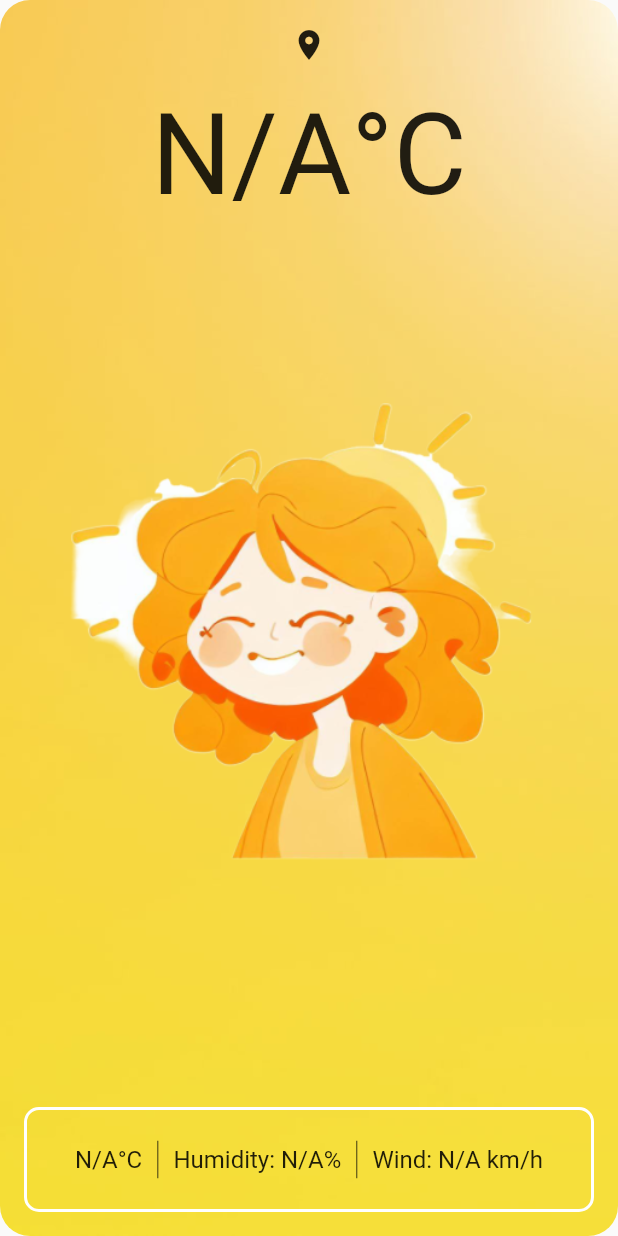
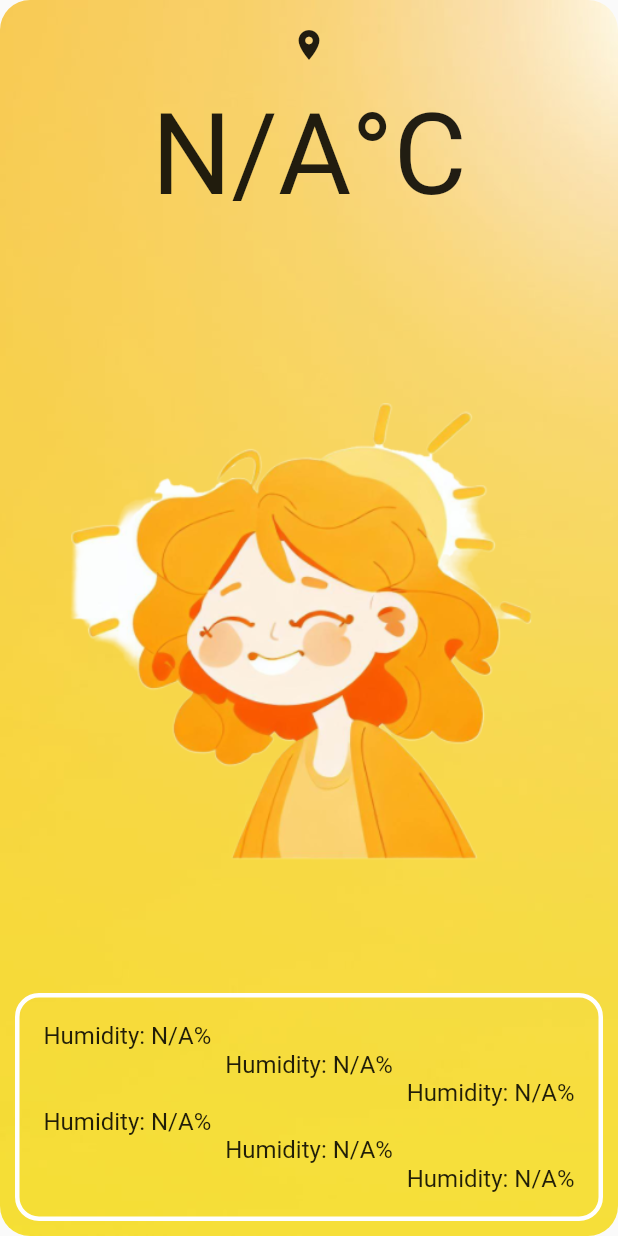
Before and after one commit to thanhphamtrung/weather_app, a Flutter app: the screen it shows after launch, on a phone screen of 412 x 824 dp. Run offline on Flutter 3.47's test engine with Material 2 defaults, Android fonts, the phone set to English and light mode, and no system bars; our stand-ins replace get_it; network calls fail.

Commit message:
Update weather_card.dart

```diff
--- a/lib/src/widgets/weather_card.dart
+++ b/lib/src/widgets/weather_card.dart
@@ -46,48 +46,71 @@ class WeatherCard extends StatelessWidget {
               ],
             ),
             Container(
-                padding: const EdgeInsets.symmetric(horizontal: 32),
-                height: 70,
+              padding: const EdgeInsets.all(16),
               decoration: BoxDecoration(
-                  border: Border.all(
-                    color: Colors.white,
-                    width: 2,
-                  ),
+                border:
+                    Border.all(color: Colors.white, width: 3, strokeAlign: 3),
                 borderRadius: BorderRadius.circular(10),
               ),
-                child: Row(
-                  mainAxisAlignment: MainAxisAlignment.spaceBetween,
+              child: Column(
                 children: [
-                    Text(
-                      '${weather?.temperature?.toStringAsFixed(0) ?? 'N/A'}°C',
-                      style: const TextStyle(
-                        fontSize: 16,
-                      ),
-                    ),
-                    Container(
-                      color: Colors.black,
-                      height: 25,
-                      width: 0.5,
-                    ),
-                    Text(
+                  Align(
+                    alignment: Alignment.centerLeft,
+                    child: Text(
                       'Humidity: ${weather?.humidity?.toStringAsFixed(0) ?? 'N/A'}%',
                       style: const TextStyle(
                         fontSize: 16,
                       ),
                     ),
-                    Container(
-                      color: Colors.black,
-                      height: 25,
-                      width: 0.5,
                   ),
-                    Text(
-                      'Wind: ${weather?.windSpeed?.toStringAsFixed(0) ?? 'N/A'} km/h',
+                  Align(
+                    alignment: Alignment.center,
+                    child: Text(
+                      'Humidity: ${weather?.humidity?.toStringAsFixed(0) ?? 'N/A'}%',
                       style: const TextStyle(
                         fontSize: 16,
                       ),
                     ),
+                  ),
+                  Align(
+                    alignment: Alignment.centerRight,
+                    child: Text(
+                      'Humidity: ${weather?.humidity?.toStringAsFixed(0) ?? 'N/A'}%',
+                      style: const TextStyle(
+                        fontSize: 16,
+                      ),
+                    ),
+                  ),
+                  Align(
+                    alignment: Alignment.centerLeft,
+                    child: Text(
+                      'Humidity: ${weather?.humidity?.toStringAsFixed(0) ?? 'N/A'}%',
+                      style: const TextStyle(
+                        fontSize: 16,
+                      ),
+                    ),
+                  ),
+                  Align(
+                    alignment: Alignment.center,
+                    child: Text(
+                      'Humidity: ${weather?.humidity?.toStringAsFixed(0) ?? 'N/A'}%',
+                      style: const TextStyle(
+                        fontSize: 16,
+                      ),
+                    ),
+                  ),
+                  Align(
+                    alignment: Alignment.centerRight,
+                    child: Text(
+                      'Humidity: ${weather?.humidity?.toStringAsFixed(0) ?? 'N/A'}%',
+                      style: const TextStyle(
+                        fontSize: 16,
+                      ),
+                    ),
+                  ),
                 ],
-                )),
+              ),
+            )
           ],
         ),
       ),
```
Lines whose indentation alone changed are shown as unchanged.
